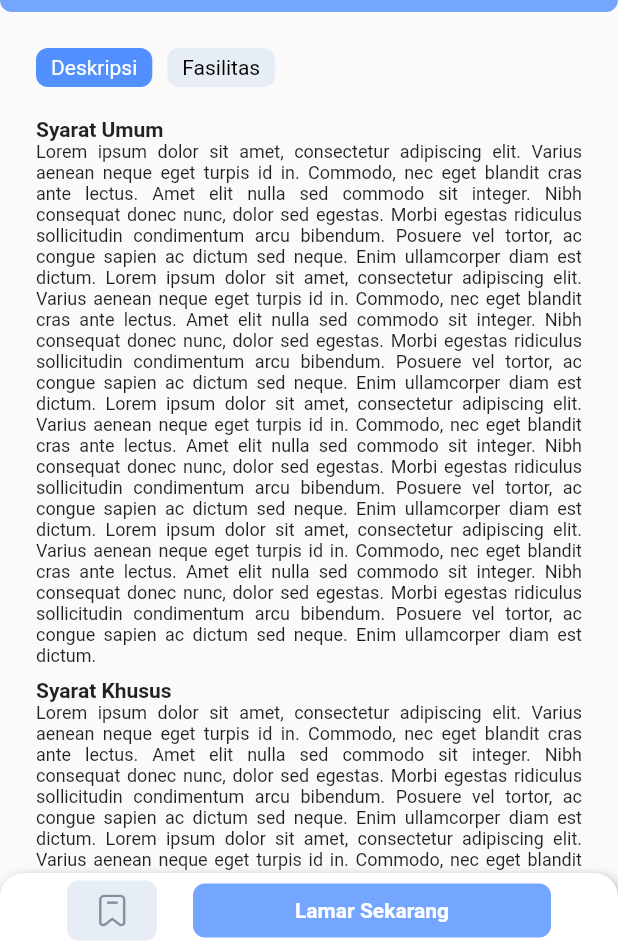
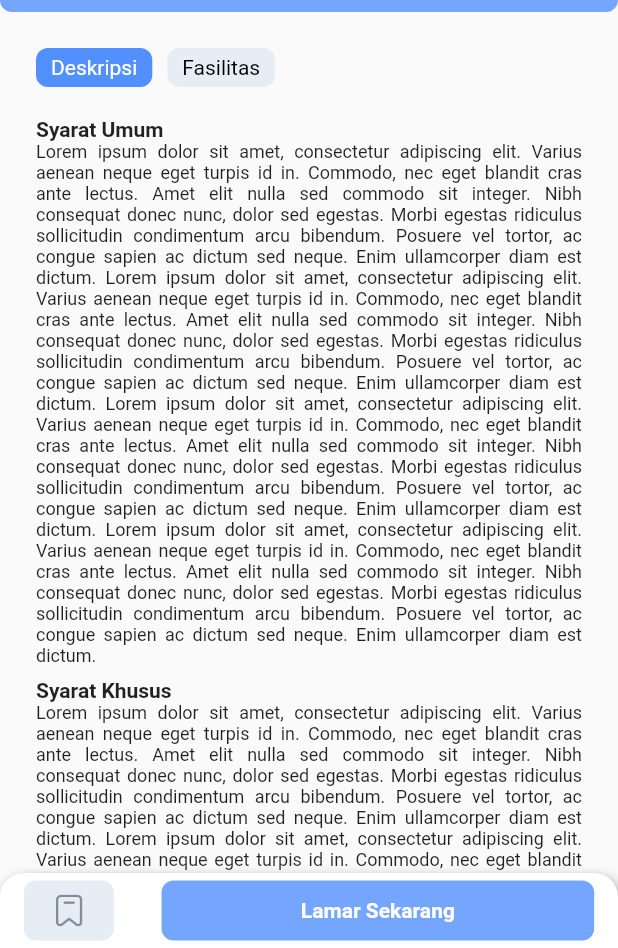
Before and after one commit to fawziah20/front-end-apk, a Flutter app: the PerusahaanDetailPage screen opened directly with sample values from the repository, on a phone screen of 412 x 824 dp, the part 288-1236 px from its top. Run offline on Flutter 3.47's test engine with Material 2 defaults, Android fonts, the phone set to English and light mode, and no system bars; our stand-ins replace bloc, equatable, flutter_bloc, flutter_custom_clippers, form_field_validator, get and 4 more; missing offline and left inert: snapping_sheet.

Commit message:
Revisi agar lebi responsif

```diff
--- a/lib/main.dart
+++ b/lib/main.dart
@@ -13,7 +13,7 @@ class MyApp extends StatelessWidget {
   Widget build(BuildContext context) {
     return GetMaterialApp(
       debugShowCheckedModeBanner: false,
-      home: SignInPage(),
+      home: MainPage(),
       theme: ThemeData(
           textTheme: TextTheme(
               title: TextStyle(
--- a/lib/models/user.dart
+++ b/lib/models/user.dart
@@ -6,23 +6,25 @@ class User extends Equatable {
   final String email;
   final String picture;
   final String information;
+  final String password;
 
-  User({
-    this.id,
-    this.name,
-    this.email,
-    this.picture,
-    this.information,
-  });
+  User(
+      {this.id,
+      this.name,
+      this.email,
+      this.picture,
+      this.information,
+      this.password});
 
   @override
-  List<Object> get props => [id, name, email, picture, information];
+  List<Object> get props => [id, name, email, picture, information, password];
 }
 
 User mockUser = User(
   id: 1,
   name: "Jamal",
   email: "jamal@gmail.com",
+  password: "12345678",
   picture:
       "https://1.bp.blogspot.com/-WOdUbSDllyI/XWj0iGFa5ZI/AAAAAAAACSk/x-2Bh4MEoVYKUSaO9EGSRNXRJ0YSFX2SgCLcBGAs/s1600/Proyek%2B119.jpg",
   information: "Senior Front-End Developer Flutter",
--- a/lib/pages/pages.dart
+++ b/lib/pages/pages.dart
@@ -32,3 +32,4 @@ part "ganti_password.dart";
 part 'sliver_page.dart';
 part 'cari.dart';
 part "kebijakan.dart";
+part "search.dart";
--- a/lib/widgets/custom_bottom_lamaran.dart
+++ b/lib/widgets/custom_bottom_lamaran.dart
@@ -30,12 +30,12 @@ class CustomBottomLamaran extends StatelessWidget {
         ],
       ),
       child: Row(
-        mainAxisAlignment: MainAxisAlignment.center,
+        mainAxisAlignment: MainAxisAlignment.spaceAround,
+        crossAxisAlignment: CrossAxisAlignment.center,
         children: [
           GestureDetector(
             onTap: () {},
             child: Container(
-              margin: EdgeInsets.only(right: 24),
               width: 60,
               height: 40,
               decoration: BoxDecoration(
@@ -58,7 +58,9 @@ class CustomBottomLamaran extends StatelessWidget {
               _openPopup(context);
             },
             child: Container(
-              padding: EdgeInsets.symmetric(vertical: 10, horizontal: 68),
+              alignment: Alignment.center,
+              height: 40,
+              width: MediaQuery.of(context).size.width * 0.7,
               decoration: BoxDecoration(
                 borderRadius: BorderRadius.circular(8),
                 color: "75A6FF".toColor(),
```
Also changed, not shown: lib/pages/profile_page.dart (+8 -2 lines), lib/pages/search.dart (added, +44 -0 lines).
